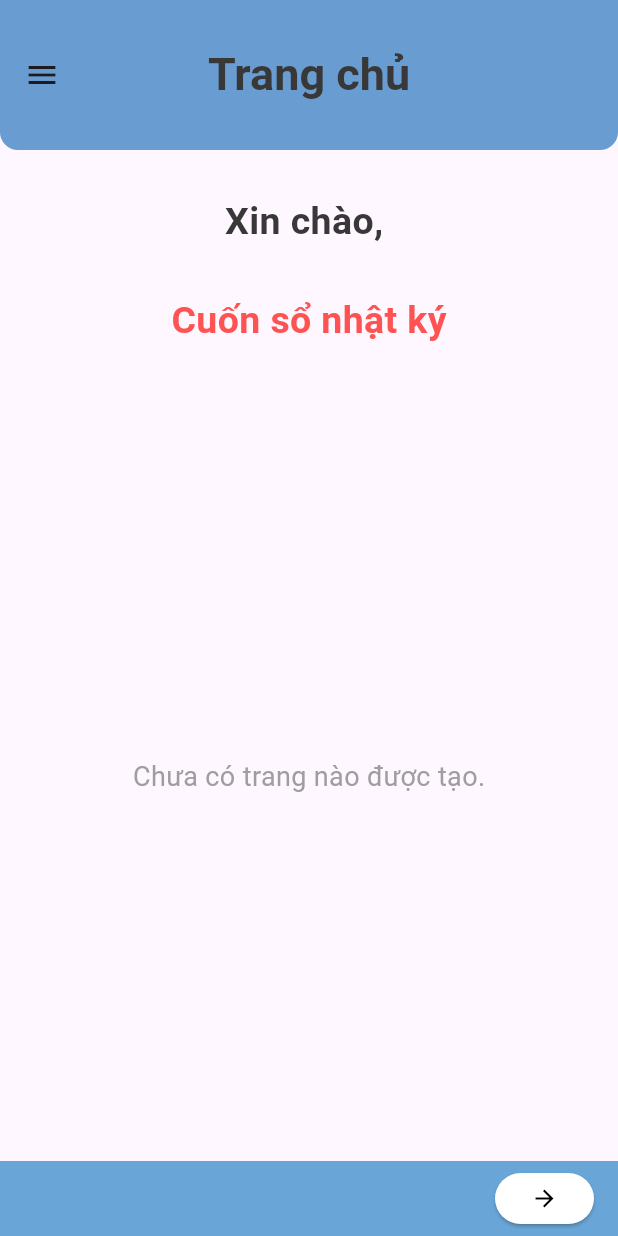
After one commit to VDgit03/2025_LTTBDD_N04_Nhom_12, a Flutter app: the screen it shows after launch, after a tap on "Đã có tài khoản? Đăng nhập ngay", after a tap on "Đăng nhập", on a phone screen of 412 x 824 dp. The commit adds this screen. Run offline on Flutter 3.47's test engine with Material 3 defaults, Android fonts, the phone set to English and light mode, and no system bars.

Commit message:
tách list thành 1 file

```diff
--- /dev/null
+++ b/lib/Home/list.dart
@@ -0,0 +1,92 @@
+import 'package:flutter/material.dart';
+import 'package:mobile_ck/ViewPage/SaveData.dart';
+import 'package:mobile_ck/ViewPage/page.dart';
+import 'package:mobile_ck/l10n/app_localizations.dart';
+
+class My_List extends StatefulWidget {
+  final String username;
+  const My_List({super.key, required this.username});
+
+  @override
+  State<My_List> createState() => _My_ListState();
+}
+
+class _My_ListState extends State<My_List> {
+  final _data = SaveData();
+  late List<int> pages;
+  @override
+  void initState() {
+    super.initState();
+    pages = _data.getPagesWithContent();
+  }
+
+  Future<void> refreshPages() async {
+    setState(() {
+      pages = _data.getPagesWithContent();
+    });
+  }
+
+  @override
+  Widget build(BuildContext context) {
+    return Expanded(
+      child: pages.isEmpty
+          ? Center(
+              child: Text(
+                "Chưa có trang nào được tạo.",
+                style: TextStyle(fontSize: 18, color: Colors.grey),
+              ),
+            )
+          : ListView.builder(
+              itemCount: pages.length,
+              itemBuilder: (context, index) {
+                final pageNum = pages[index];
+                return Container(
+                  padding: EdgeInsets.only(left: 30, right: 30, bottom: 10),
+                  width: 10,
+                  height: 50,
+                  child: ElevatedButton(
+                    style: ElevatedButton.styleFrom(
+                      backgroundColor: Color.fromARGB(255, 105, 166, 215),
+                    ),
+                    onPressed: () async {
+                      Navigator.push(
+                        context,
+                        MaterialPageRoute(
+                          builder: (_) => page(
+                            username: widget.username,
+                            pageNumber: pageNum,
+                          ),
+                        ),
+                      );
+
+                      //load lại page
+                      await refreshPages();
+                    },
+                    child: Row(
+                      children: [
+                        Text(
+                          AppLocalizations.of(context)!.page(pageNum),
+                          style: TextStyle(
+                            color: Colors.black,
+                            fontWeight: FontWeight.bold,
+                            fontSize: 16,
+                          ),
+                        ),
+                        Text(
+                          _data.getDate(pageNum).isNotEmpty
+                              ? "Ngày: ${_data.getDate(pageNum)}"
+                              : " ",
+                          style: TextStyle(
+                            color: Colors.black,
+                            fontWeight: FontWeight.bold,
+                          ),
+                        ),
+                      ],
+                    ),
+                  ),
+                );
+              },
+            ),
+    );
+  }
+}
--- a/lib/auth/login.dart
+++ b/lib/auth/login.dart
@@ -27,6 +27,7 @@
           backgroundColor: Color.fromARGB(255, 105, 166, 215),
           content: Text(
             AppLocalizations.of(context)!.login_incorrect,
+            textAlign: TextAlign.center,
             style: TextStyle(fontSize: 17, color: Colors.black),
           ),
         ),
--- a/lib/l10n/app_en.arb
+++ b/lib/l10n/app_en.arb
@@ -47,5 +47,6 @@
         "type": "int"
       }
     }
-  }
+  },
+
 }
```
Also changed, not shown: lib/Home/homepage.dart (+2 -69 lines).
